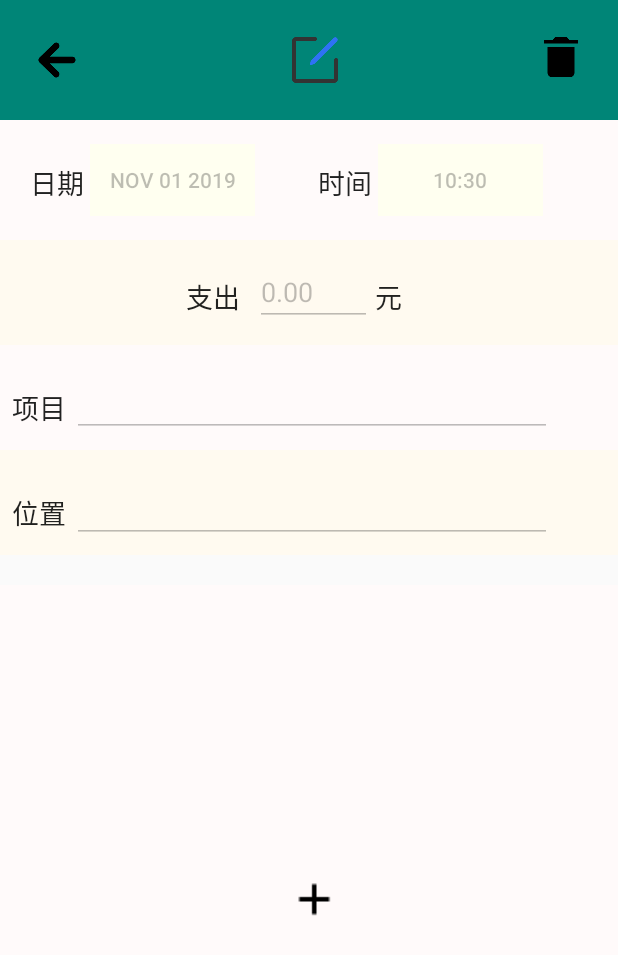
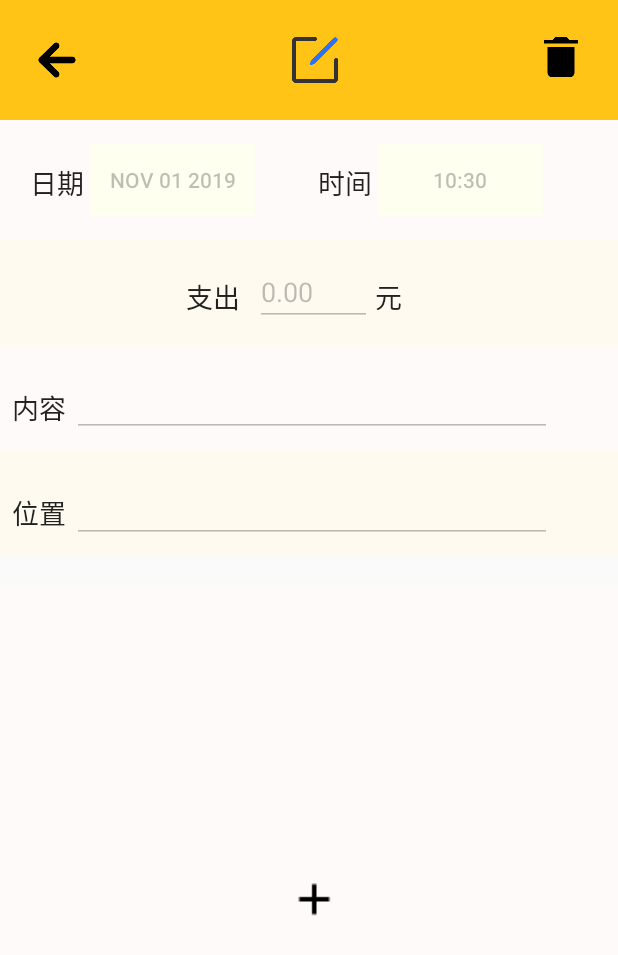
Before and after one commit to nickknick/billNote, an Android app: the screen it shows after launch (BillActicity), after a tap on an icon or button, on a phone screen of 412 x 824 dp. Shown: the top 955 px of the screen. Run offline under Robolectric (Android 15) with nearby library versions, the phone set to English and light mode, and no system bars.

Commit message:
调整界面 修正之前的一些功能错误

```diff
--- a/app/src/main/res/layout/activity_bill.xml
+++ b/app/src/main/res/layout/activity_bill.xml
@@ -9,7 +9,7 @@
         android:id="@+id/tb_billActivity"
         android:layout_width="425dp"
         android:layout_height="80dp"
-        android:background="?attr/colorPrimary"
+        android:background="#F0FFC107"
         android:minHeight="?attr/actionBarSize"
         android:theme="?attr/actionBarTheme"
         app:layout_constraintStart_toStartOf="parent"
@@ -155,7 +155,7 @@
         android:layout_height="wrap_content"
         android:layout_marginStart="8dp"
         android:layout_marginTop="28dp"
-        android:text="项目"
+        android:text="内容"
         app:layout_constraintStart_toStartOf="@+id/tb_billBack3"
         app:layout_constraintTop_toTopOf="@+id/tb_billBack3" />
 
```
Also changed, not shown: app/src/main/java/com/example/billnote/BillActicity.java (+4 -4 lines).
